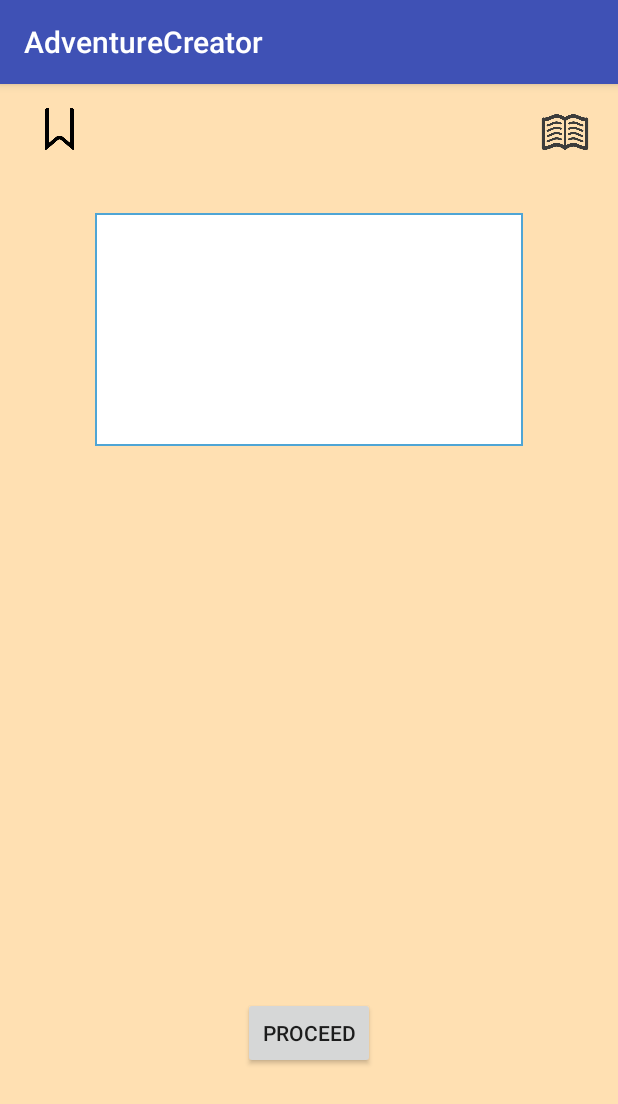
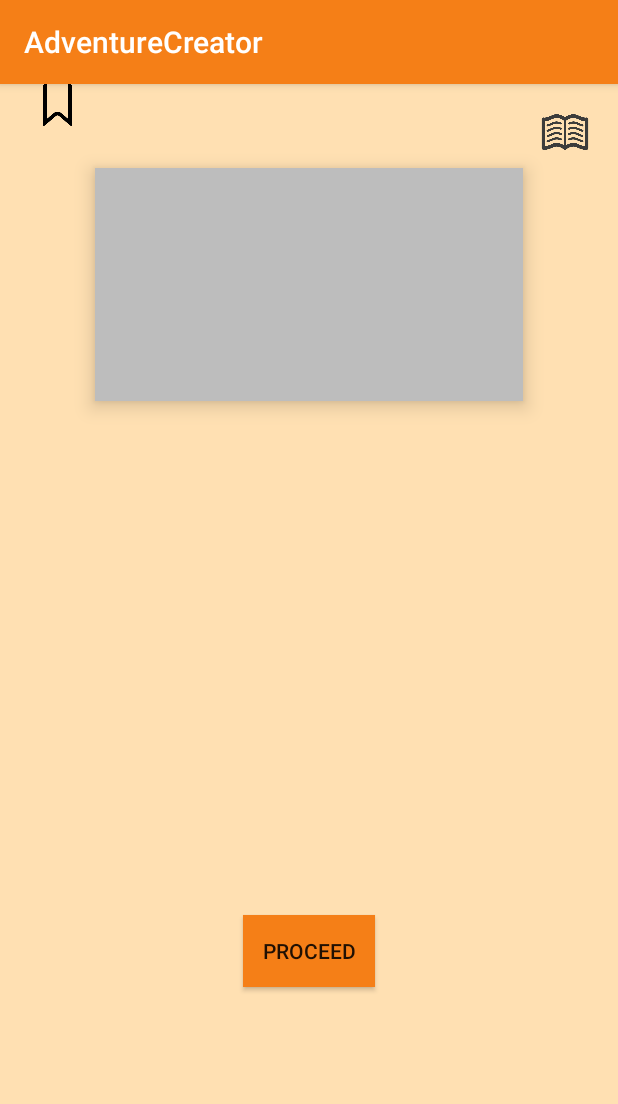
Before and after one commit to IceIceBB/AdventureCreator, an Android app: the GamePlayActivity screen opened directly, with no data from a screen before it, on a phone screen of 412 x 824 dp. Shown: the top 1104 px of the screen. Run offline under Robolectric (Android 15) with nearby library versions, the light colour scheme and no system bars; our stand-ins replace Volley; 4 statements that could not run were skipped.

Commit message:
changes game play theme depending on genre

```diff
--- a/AdventureCreatorAndroidProject/app/src/main/java/com/example/lmont/adventurecreator/ChapterSelectFragment.java
+++ b/AdventureCreatorAndroidProject/app/src/main/java/com/example/lmont/adventurecreator/ChapterSelectFragment.java
@@ -44,6 +44,7 @@ public class ChapterSelectFragment extends DialogFragment {
             public void onItemClick(AdapterView<?> adapterView, View view, int i, long l) {
                 Player.getInstance().loadGame(story, i, story.genre, context);
                 Intent intent = new Intent(view.getContext(), GamePlayActivity.class);
+                intent.putExtra("genre", story.genre);
                 startActivity(intent);
             }
         });
--- a/AdventureCreatorAndroidProject/app/src/main/java/com/example/lmont/adventurecreator/GamePlayActivity.java
+++ b/AdventureCreatorAndroidProject/app/src/main/java/com/example/lmont/adventurecreator/GamePlayActivity.java
@@ -54,8 +54,12 @@ public class GamePlayActivity extends AppCompatActivity {
         super.onCreate(savedInstanceState);
 
         String genre = getIntent().getStringExtra("genre");
-        if (Objects.equals(genre, "mystery")){
+        if (Objects.equals(genre, "scifi")){
             setTheme(R.style.SciFiTheme);
+        }else if (Objects.equals(genre, "fantasy")){
+            setTheme(R.style.FantasyTheme);
+        }else if (Objects.equals(genre, "horror")) {
+            setTheme(R.style.HorrorTheme);
         }
         setContentView(R.layout.activity_game_play);
 
@@ -276,8 +280,8 @@ public class GamePlayActivity extends AppCompatActivity {
             public void onClick(View view) {
 
                 if (!hintReady&&!hintShowing){
-                    int colorFrom = getResources().getColor(R.color.colorAccent);
-                    int colorTo = getResources().getColor(R.color.colorPrimary);
+                    int colorFrom = getResources().getColor(R.color.colorPrimary);
+                    int colorTo = getResources().getColor(R.color.colorAccent);
                     ValueAnimator colorAnimation = ValueAnimator.ofObject(new ArgbEvaluator(), colorFrom, colorTo);
                     colorAnimation.setDuration(250); // milliseconds
                     colorAnimation.addUpdateListener(new ValueAnimator.AnimatorUpdateListener() {
@@ -303,8 +307,8 @@ public class GamePlayActivity extends AppCompatActivity {
     }
 
     private void hideHint() {
-        int colorFrom = getResources().getColor(R.color.colorPrimary);
-        int colorTo = getResources().getColor(R.color.colorAccent);
+        int colorFrom = getResources().getColor(R.color.colorAccent);
+        int colorTo = getResources().getColor(R.color.colorPrimary);
         ValueAnimator colorAnimation = ValueAnimator.ofObject(new ArgbEvaluator(), colorFrom, colorTo);
         colorAnimation.setDuration(250); // milliseconds
         colorAnimation.addUpdateListener(new ValueAnimator.AnimatorUpdateListener() {
@@ -324,7 +328,9 @@ public class GamePlayActivity extends AppCompatActivity {
     private void showHint() {
         hintReady = false;
         hintShowing = true;
+        userInputEditText.setVisibility(View.INVISIBLE);
         nextSceneButton.setVisibility(View.INVISIBLE);
         optionsList.setVisibility(View.VISIBLE);
+        optionsList.bringToFront();
     }
 }
--- a/AdventureCreatorAndroidProject/app/src/main/res/layout/activity_game_play.xml
+++ b/AdventureCreatorAndroidProject/app/src/main/res/layout/activity_game_play.xml
@@ -14,12 +14,16 @@
         android:layout_width="48dp"
         android:minWidth="0dp"
         android:minHeight="0dp"
-        android:background="@color/colorAccent"
-        app:layout_constraintBottom_toBottomOf="@+id/options"
+        android:background="?attr/colorAccentCustom"
         android:layout_marginStart="8dp"
         app:layout_constraintLeft_toRightOf="@+id/editText"
         android:layout_marginLeft="8dp"
-        app:layout_constraintRight_toRightOf="@+id/options" />
+        app:layout_constraintRight_toRightOf="@+id/options"
+        android:elevation="8dp"
+        android:hapticFeedbackEnabled="false"
+        app:layout_constraintBottom_toBottomOf="@+id/options"
+        android:layout_marginTop="8dp"
+        app:layout_constraintTop_toBottomOf="@+id/nextScene" />
 
     <EditText
         android:layout_width="240dp"
@@ -30,24 +34,41 @@
         android:layout_height="39dp"
         android:layout_weight="1"
         app:layout_constraintBottom_toBottomOf="parent"
-        android:background="@color/colorPrimary"
-        android:textColor="@color/colorAccent"
         android:layout_marginBottom="16dp"
         app:layout_constraintRight_toRightOf="@+id/options"
         app:layout_constraintLeft_toLeftOf="@+id/options"
         android:layout_marginTop="8dp"
-        app:layout_constraintTop_toBottomOf="@+id/scrollView3" />
+        app:layout_constraintTop_toBottomOf="@+id/scrollView3"
+        android:padding="8dp"
+        android:elevation="8dp"
+        app:layout_constraintVertical_bias="0.32999998"
+        android:background="?attr/colorPrimaryCustom"
+        android:textColor="?attr/colorAccentCustom"/>
+
+    <ListView
+        app:layout_constraintTop_toBottomOf="@+id/scrollView3"
+        app:layout_constraintRight_toRightOf="parent"
+        app:layout_constraintLeft_toLeftOf="parent"
+        app:layout_constraintBottom_toBottomOf="parent"
+        app:layout_constraintVertical_bias="0.0"
+        android:visibility="gone"
+        android:id="@+id/options"
+        android:layout_width="0dp"
+        android:layout_height="0dp"
+        android:background="@color/colorTextView"
+        app:layout_constraintHorizontal_bias="1.0" />
 
     <ViewSwitcher
         android:id="@+id/bookmark"
         android:layout_width="27dp"
         android:layout_height="28dp"
         app:layout_constraintTop_toTopOf="parent"
-        android:layout_marginTop="16dp"
         app:layout_constraintRight_toLeftOf="@+id/scrollView3"
         android:layout_marginStart="16dp"
         app:layout_constraintLeft_toLeftOf="parent"
-        android:layout_marginLeft="16dp">
+        android:layout_marginLeft="16dp"
+        app:layout_constraintHorizontal_bias="0.44"
+        android:elevation="8dp">
 
         <ImageView
             android:layout_width="wrap_content"
@@ -76,46 +97,38 @@
         android:layout_marginLeft="8dp"
         android:layout_marginEnd="16dp"
         app:layout_constraintRight_toRightOf="parent"
-        android:layout_marginRight="16dp" />
+        android:layout_marginRight="16dp"
+        android:elevation="8dp" />
 
     <ScrollView
         android:background="@drawable/square_border"
         android:layout_width="285dp"
-        android:layout_marginTop="16dp"
-        app:layout_constraintTop_toTopOf="parent"
-        app:layout_constraintVertical_bias="0.120000005"
         android:id="@+id/scrollView3"
         app:layout_constraintBottom_toBottomOf="parent"
-        android:layout_marginBottom="16dp"
+        android:layout_marginBottom="24dp"
         android:layout_height="155dp"
         android:layout_marginStart="16dp"
         app:layout_constraintLeft_toLeftOf="parent"
         android:layout_marginLeft="16dp"
         android:layout_marginEnd="16dp"
         app:layout_constraintRight_toRightOf="parent"
-        android:layout_marginRight="16dp">
+        android:layout_marginRight="16dp"
+        android:elevation="8dp"
+        android:layout_marginTop="8dp"
+        app:layout_constraintTop_toBottomOf="@+id/journalIcon"
+        app:layout_constraintVertical_bias="0.0"
+        android:backgroundTint="@color/colorTextView">
 
         <TextView
             android:text=""
             android:layout_width="match_parent"
-            android:layout_height="match_parent"
+            android:layout_height="wrap_content"
             android:id="@+id/sceneText"
             tools:layout_editor_absoluteY="0dp"
-            tools:layout_editor_absoluteX="0dp" />
+            tools:layout_editor_absoluteX="0dp"
+            android:padding="8dp"
+            android:background="@color/colorTextView" />
     </ScrollView>
-
-    <ListView
-        app:layout_constraintTop_toBottomOf="@+id/scrollView3"
-        app:layout_constraintRight_toRightOf="parent"
-        app:layout_constraintLeft_toLeftOf="parent"
-        app:layout_constraintBottom_toBottomOf="parent"
-        app:layout_constraintVertical_bias="1.0"
-        android:visibility="gone"
-        android:id="@+id/options"
-        android:layout_width="0dp"
-        android:layout_height="0dp"
-        android:background="@android:color/background_light"
-        app:layout_constraintHorizontal_bias="1.0" />
 
     <Button
         android:id="@+id/nextScene"
@@ -131,7 +144,9 @@
         app:layout_constraintBottom_toBottomOf="parent"
         android:layout_marginBottom="16dp"
         android:layout_marginTop="8dp"
-        app:layout_constraintTop_toBottomOf="@+id/editText" />
+        app:layout_constraintTop_toBottomOf="@+id/editText"
+        android:elevation="9dp"
+        android:background="?attr/colorAccentCustom"/>
 
     <ProgressBar
         style="?android:attr/progressBarStyleLarge"
--- /dev/null
+++ b/AdventureCreatorAndroidProject/app/src/main/res/values/attrs.xml
@@ -0,0 +1,9 @@
+<?xml version="1.0" encoding="utf-8"?>
+<resources>
+    <declare-styleable name="customColors">
+        <attr name="colorAccentCustom" format="color|reference" />
+        <attr name="colorPrimaryCustom" format="color" />
+        <attr name="colorPrimaryDarkCustom" format="color|reference" />
+        <attr name="colorBGCustom" format="color|reference" />
+    </declare-styleable>
+</resources>
--- a/AdventureCreatorAndroidProject/app/src/main/res/values/colors.xml
+++ b/AdventureCreatorAndroidProject/app/src/main/res/values/colors.xml
@@ -1,16 +1,20 @@
 <?xml version="1.0" encoding="utf-8"?>
 <resources>
     <color name="colorBG">#ffe0b2</color>
-    <color name="colorPrimary">#3F51B5</color>
-    <color name="colorPrimaryDark">#303F9F</color>
+    <color name="colorPrimary">#f57f17</color>
+    <color name="colorPrimaryDark">#c4640f</color>
     <color name="colorAccent">#870505</color>
+    <color name="colorTextView">#bdbdbd</color>
+    <color name="horrorBG">#1e0000</color>
     <color name="horrorPrimary">#a90a0a</color>
     <color name="horrorPrimaryDark">#740707</color>
-    <color name="horrorAccent">#1e041a</color>
+    <color name="horrorAccent">#d50000</color>
+    <color name="scifiBG">#616161</color>
     <color name="sciFiPrimary">#818181</color>
-    <color name="sciFiPrimaryDark">#4d4d4d</color>
-    <color name="sciFiAccent">#3bf109</color>
+    <color name="sciFiPrimaryDark">#64dd17</color>
+    <color name="sciFiAccent">#64dd17</color>
+    <color name="fantasyBG">#795548</color>
     <color name="fantasyPrimary">#7c4d24</color>
     <color name="fantasyPrimaryDark">#613d1b</color>
-    <color name="fantasyAccent">#561405</color>
+    <color name="fantasyAccent">#ffa000</color>
 </resources>
--- a/AdventureCreatorAndroidProject/app/src/main/res/values/styles.xml
+++ b/AdventureCreatorAndroidProject/app/src/main/res/values/styles.xml
@@ -7,27 +7,38 @@
         <item name="colorPrimaryDark">@color/colorPrimaryDark</item>
         <item name="colorAccent">@color/colorAccent</item>
         <item name="android:colorBackground">@color/colorBG</item>
+        <item name="colorAccentCustom">@color/colorPrimary</item>
+        <item name="colorPrimaryCustom">@color/colorPrimary</item>
     </style>
 
     <style name="HorrorTheme" parent="AppTheme">
         <!-- Customize your theme here. -->
+        <item name="android:colorBackground">@color/horrorBG</item>
         <item name="colorPrimary">@color/horrorPrimary</item>
         <item name="colorPrimaryDark">@color/horrorPrimaryDark</item>
         <item name="colorAccent">@color/horrorAccent</item>
+        <item name="colorAccentCustom">@color/horrorPrimary</item>
+        <item name="colorPrimaryCustom">@color/horrorPrimary</item>
     </style>
 
     <style name="SciFiTheme" parent="AppTheme">
         <!-- Customize your theme here. -->
+        <item name="android:colorBackground">@color/scifiBG</item>
         <item name="colorPrimary">@color/sciFiPrimary</item>
         <item name="colorPrimaryDark">@color/sciFiPrimaryDark</item>
         <item name="colorAccent">@color/sciFiAccent</item>
+        <item name="colorAccentCustom">@color/sciFiPrimary</item>
+        <item name="colorPrimaryCustom">@color/sciFiPrimary</item>
     </style>
 
     <style name="FantasyTheme" parent="AppTheme">
         <!-- Customize your theme here. -->
+        <item name="android:colorBackground">@color/fantasyBG</item>
         <item name="colorPrimary">@color/fantasyPrimary</item>
         <item name="colorPrimaryDark">@color/fantasyPrimaryDark</item>
         <item name="colorAccent">@color/fantasyAccent</item>
+        <item name="colorAccentCustom">@color/fantasyPrimary</item>
+        <item name="colorPrimaryCustom">@color/sciFiPrimary</item>
     </style>
 
     <style name="CustomDialog" parent="@style/Theme.AppCompat.Light.Dialog">
```
